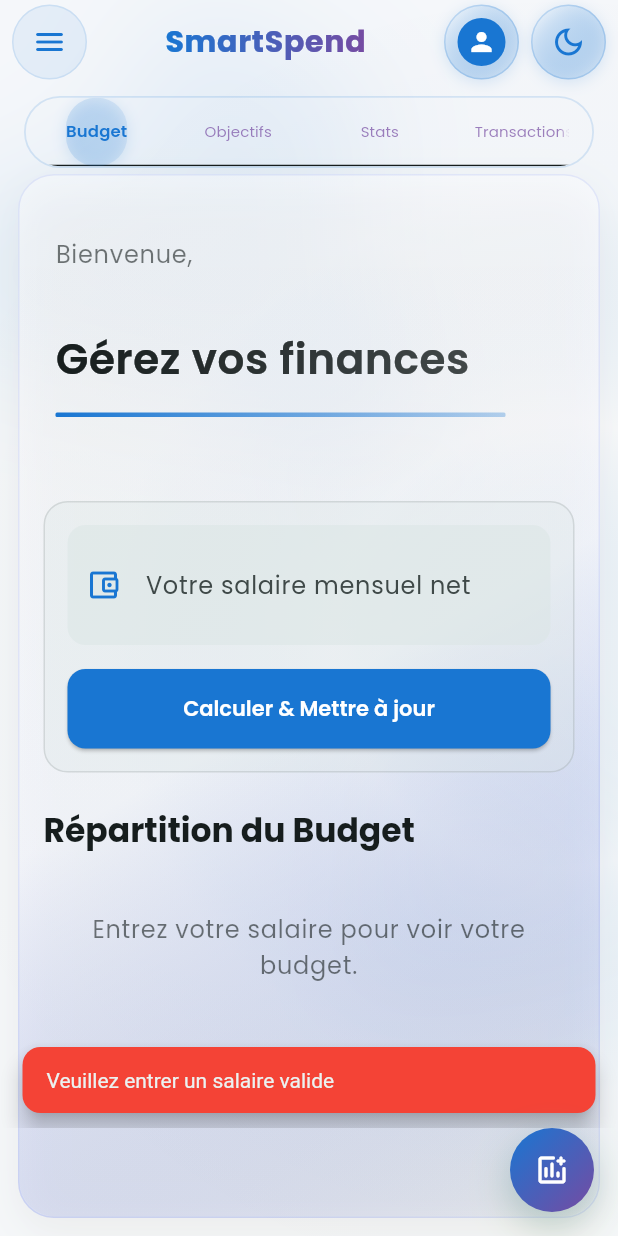
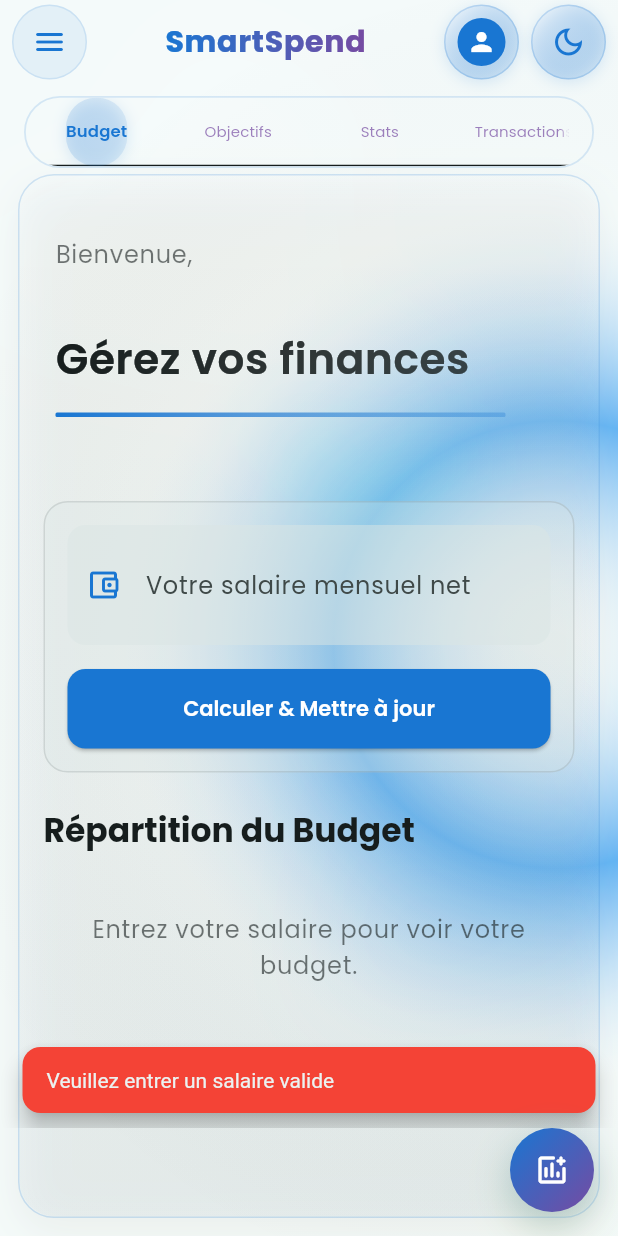
Before and after one commit to Happyazondekon/SmartSpend, a Flutter app: the screen it shows once a user with an empty profile is signed in, after a tap on "Calculer & Mettre à jour", on a phone screen of 412 x 824 dp. Run offline on Flutter 3.47's test engine with Material 3 defaults, Android fonts, the phone set to English and light mode, and no system bars; our stand-ins replace cloud_firestore, firebase_auth, firebase_core, fl_chart, flutter_local_notifications, google_fonts and 7 more; accounts and stored records are empty; network calls fail.

Commit message:
Design Futuriste

```diff
--- a/lib/budget_screen.dart
+++ b/lib/budget_screen.dart
@@ -437,21 +437,21 @@ class _BudgetScreenState extends State<BudgetScreen>
         colors: isDarkMode
             ? [
           // Mode Dark - Gradient avec plus de profondeur
-          Colors.white.withOpacity(0.12),
           Colors.white.withOpacity(0.08),
-          Colors.white.withOpacity(0.04),
+          Colors.white.withOpacity(0.05),
+          Colors.white.withOpacity(0.03),
         ]
             : [
           // Mode Light - Gradient futuriste élégant
-          const Color(0xFFFFFFFF).withOpacity(0.4),
-          const Color(0xFFF8F9FF).withOpacity(0.6),
-          const Color(0xFF667EEA).withOpacity(0.02),
+          const Color(0xFFFFFFFF).withOpacity(0.08),
+          const Color(0xFFF8F9FF).withOpacity(0.05),
+          Colors.blue[300]!.withOpacity(0.03),
         ],
       ),
       border: Border.all(
         color: isDarkMode
             ? Colors.white.withOpacity(0.18)
-            : const Color(0xFF667EEA).withOpacity(0.15),
+            : Colors.blue[700]!.withOpacity(0.18),
         width: 1,
       ),
       boxShadow: [
--- a/lib/futuristic_background.dart
+++ b/lib/futuristic_background.dart
@@ -90,25 +90,24 @@ class _FuturisticBackgroundState extends State<FuturisticBackground>
         center: const Alignment(-0.8, -0.6),
         radius: 1.8,
         colors: [
-          const Color(0xFF4CDADA).withOpacity(0.6), // Primary cyan
-          const Color(0xFF005050).withOpacity(0.8), // Primary container
-          const Color(0xFF1A2F2F).withOpacity(0.9), // Darker variant
+          const Color(0xFF0F1414), // Primary cyan
+    const Color(0xFF0F1414).withOpacity(0.8), // Primary container
+    const Color(0xFF0F1414).withOpacity(0.9), // Darker variant
           const Color(0xFF0F1414), // Background
           const Color(0xFF0F1414), // Background
         ],
         stops: const [0.0, 0.3, 0.6, 0.8, 1.0],
       );
     } else {
-      // MODE LIGHT: Uniquement blanc et blue 700
       return RadialGradient(
-        center: const Alignment(-1.8, -0.6),
+        center: const Alignment(-0.7, -0.5),
         radius: 1.6,
         colors: [
-          const Color(0xFFF5F7FA), // Blue 700 léger
-          const Color(0xFFF5F7FA), // Blue 700 très léger
-          const Color(0xFFF5F7FA), // Blanc pur
-          const Color(0xFFF5F7FA), // Blanc pur
-          const Color(0xFFF5F7FA), // Blanc pur
+          const Color(0xFFF4FAFA), // Primary blue
+          const Color(0xFFF4FAFA), // Medium blue
+          const Color(0xFFF4FAFA), // Primary container
+          const Color(0xFFF4FAFA), // Background
+          const Color(0xFFF4FAFA), // Background
         ],
         stops: const [0.0, 0.25, 0.5, 0.75, 1.0],
       );
@@ -124,24 +123,24 @@ class _FuturisticBackgroundState extends State<FuturisticBackground>
             0.4 + math.cos(animValue * math.pi) * 0.3),
         radius: 1.4 + animValue * 0.4,
         colors: [
-          const Color(0xFFB1CCCB).withOpacity(0.3 * (1 - animValue)), // Secondary
-          const Color(0xFF70F7F7).withOpacity(0.2 * animValue), // Primary container
-          const Color(0xFF4CDADA).withOpacity(0.15 * (1 - animValue)), // Primary
+
+          const Color(0xFF4CDADA).withOpacity(0.7 * (1 - animValue)), // Secondary
+          const Color(0xFF4CDADA).withOpacity(0.7 * animValue), // Primary container
+          const Color(0xFF4CDADA).withOpacity(0.7 * (1 - animValue)), // Primary
           Colors.transparent,
           Colors.transparent,
         ],
         stops: const [0.0, 0.2, 0.4, 0.7, 1.0],
       );
     } else {
-      // MODE LIGHT: Uniquement blanc et blue 700 pour les transitions
       return RadialGradient(
         center: Alignment(0.7 + math.sin(animValue * math.pi) * 0.2,
             0.3 + math.cos(animValue * math.pi) * 0.3),
         radius: 1.2 + animValue * 0.3,
         colors: [
-          Colors.blue[700]!.withOpacity(0.15 * (1 - animValue)), // Blue 700 subtil
-          Colors.white.withOpacity(0.2 * animValue), // Blanc subtil
-          Colors.blue[700]!.withOpacity(0.08 * (1 - animValue)), // Blue 700 très subtil
+          const Color(0xFFFFFFFF).withOpacity(0.25 * (1 - animValue)),
+          Colors.blue[300]!..withOpacity(0.04 * animValue),
+          const Color(0xFFFFFFFF).withOpacity(0.15 * (1 - animValue)),
           Colors.transparent,
           Colors.transparent,
         ],
@@ -166,28 +165,33 @@ class FluidShapesPainter extends CustomPainter {
       ..style = PaintingStyle.fill
       ..maskFilter = const MaskFilter.blur(BlurStyle.normal, 40);
 
-    if (isDarkMode) {
-      // Formes du mode sombre (inchangées)
+    // Grande forme fluide principale (style blob)
     _drawFluidBlob(
         canvas,
         paint,
         canvasSize,
         Offset(canvasSize.width * 0.3, canvasSize.height * 0.2),
         200 + animation.value * 50,
-          const Color(0xFF4CDADA).withOpacity(0.2),
+        isDarkMode
+            ? const Color(0xFF4CDADA).withOpacity(0.2)
+            : const Color(0xFFFFFFFF).withOpacity(0.15),
         animation.value
     );
 
+    // Forme fluide secondaire
     _drawFluidBlob(
         canvas,
         paint,
         canvasSize,
         Offset(canvasSize.width * 0.8, canvasSize.height * 0.7),
         150 + (1 - animation.value) * 40,
-          const Color(0xFF70F7F7).withOpacity(0.15),
+        isDarkMode
+            ? const Color(0xFF4CDADA).withOpacity(0.15)
+            : Colors.blue[400]!.withOpacity(0.12),
         1 - animation.value
     );
 
+    // Petite forme d'accent
     paint.maskFilter = const MaskFilter.blur(BlurStyle.normal, 25);
     _drawFluidBlob(
         canvas,
@@ -195,46 +199,11 @@ class FluidShapesPainter extends CustomPainter {
         canvasSize,
         Offset(canvasSize.width * 0.6, canvasSize.height * 0.4),
         80 + math.sin(animation.value * math.pi) * 20,
-          const Color(0xFFB1CCCB).withOpacity(0.1),
+        isDarkMode
+            ? const Color(0xFF0F1414).withOpacity(0.1)
+            : const Color(0xFF70F7F7).withOpacity(0.2),
         animation.value * 0.5
     );
-    } else {
-      // MODE LIGHT: Uniquement blue 700 et blanc pour les blobs
-
-      // Grande forme fluide principale - Blue 700
-      _drawFluidBlob(
-          canvas,
-          paint,
-          canvasSize,
-          Offset(canvasSize.width * 0.3, canvasSize.height * 0.2),
-          200 + animation.value * 50,
-          Colors.blue[700]!.withOpacity(0.08), // Blue 700 très subtil
-          animation.value
-      );
-
-      // Forme fluide secondaire - Blue 700 plus léger
-      _drawFluidBlob(
-          canvas,
-          paint,
-          canvasSize,
-          Offset(canvasSize.width * 0.8, canvasSize.height * 0.7),
-          150 + (1 - animation.value) * 40,
-          Colors.blue[700]!.withOpacity(0.05), // Blue 700 encore plus subtil
-          1 - animation.value
-      );
-
-      // Petite forme d'accent - Blue 700 minimal
-      paint.maskFilter = const MaskFilter.blur(BlurStyle.normal, 25);
-      _drawFluidBlob(
-          canvas,
-          paint,
-          canvasSize,
-          Offset(canvasSize.width * 0.6, canvasSize.height * 0.4),
-          80 + math.sin(animation.value * math.pi) * 20,
-          Colors.blue[700]!.withOpacity(0.03), // Blue 700 minimal
-          animation.value * 0.5
-      );
-    }
   }
 
   void _drawFluidBlob(Canvas canvas, Paint paint, Size canvasSize,
@@ -315,10 +284,9 @@ class MinimalGridPainter extends CustomPainter {
       ..strokeWidth = 0.3
       ..maskFilter = const MaskFilter.blur(BlurStyle.normal, 0.5);
 
-    // MODE LIGHT: Uniquement blue 700 pour la grille
     final gridColor = isDarkMode
-        ? const Color(0xFF4CDADA).withOpacity(0.02)
-        : Colors.blue[700]!.withOpacity(0.02); // Blue 700 très subtil
+        ? const Color(0xFF4CDADA).withOpacity(0.04)
+        : Colors.blue[700]!.withOpacity(0.04);
 
     paint.color = gridColor;
 
```
Also changed, not shown: 4 other files. Lines whose indentation alone changed are shown as unchanged.
